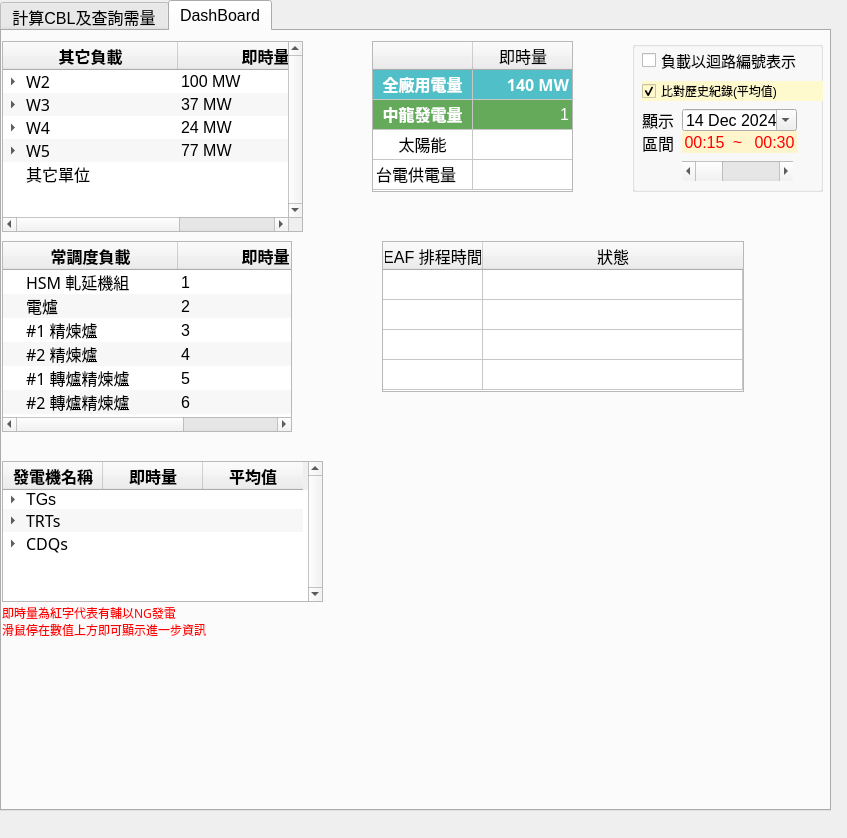
Qt form ui.ui (JoesphChou/InterfaceForDispatch) before a commit.
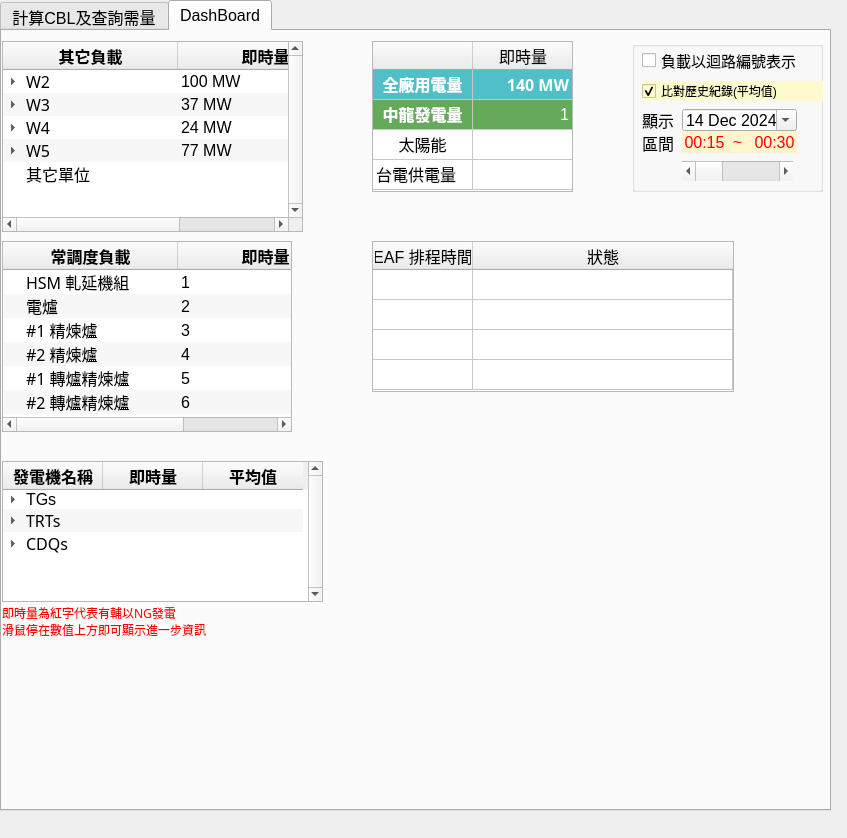
The same form after that commit.

Commit message: tw1,2,3 tableWidget3,4 統一在2個函式內進行美化 (尚未完成)

Patch:
```diff
--- a/ui.ui
+++ b/ui.ui
@@ -2947,7 +2947,7 @@
     <widget class="QTableWidget" name="tableWidget_4">
      <property name="geometry">
       <rect>
-       <x>380</x>
+       <x>370</x>
        <y>210</y>
        <width>362</width>
        <height>151</height>
```
Left out of the diff: 2 changed lines with no effect on the pictures. The commit also changes 2 other files.
